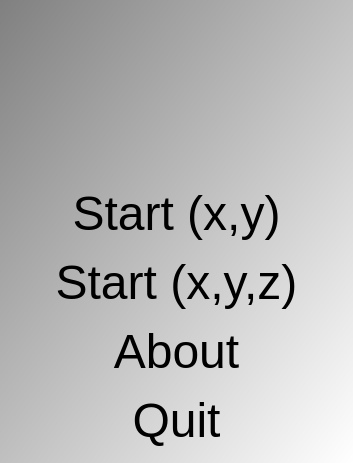
Qt form qttestapproximatormenudialog.ui (richelbilderbeek/Approximator) before a commit.
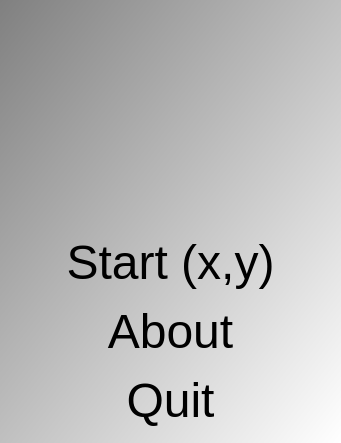
The same form after that commit. Icons and pictures are not drawn.

```diff
--- a/qttestapproximatormenudialog.ui
+++ b/qttestapproximatormenudialog.ui
@@ -6,8 +6,8 @@
    <rect>
     <x>0</x>
     <y>0</y>
-    <width>353</width>
-    <height>463</height>
+    <width>341</width>
+    <height>443</height>
    </rect>
   </property>
   <property name="font">
@@ -44,16 +44,6 @@
      </property>
     </widget>
    </item>
-   <item>
-    <widget class="QPushButton" name="button_start_xyz">
-     <property name="text">
-      <string>Start (x,y,z)</string>
-     </property>
-     <property name="flat">
-      <bool>true</bool>
-     </property>
-    </widget>
-   </item>
    <item>
     <widget class="QPushButton" name="button_about">
      <property name="text">
```
Left out of the diff: 7 changed lines with no effect on the pictures.
